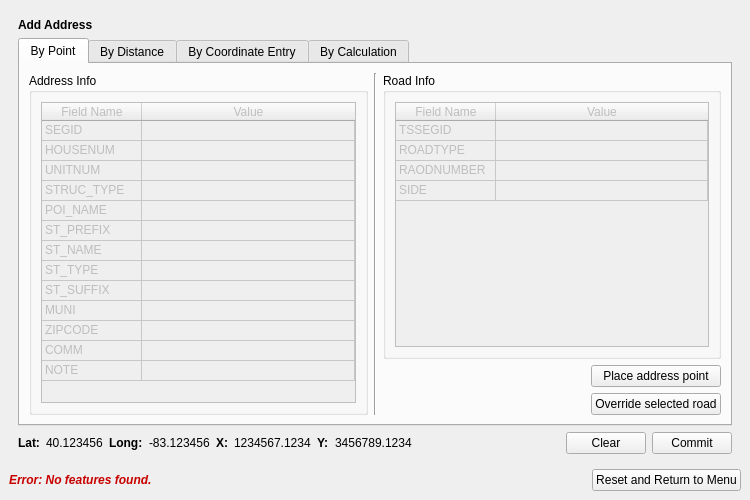
Before: the Qt Designer form lbrs_updater_dockwidget_base.ui in gisn8/LBRS_Updater, drawn with Qt 5.
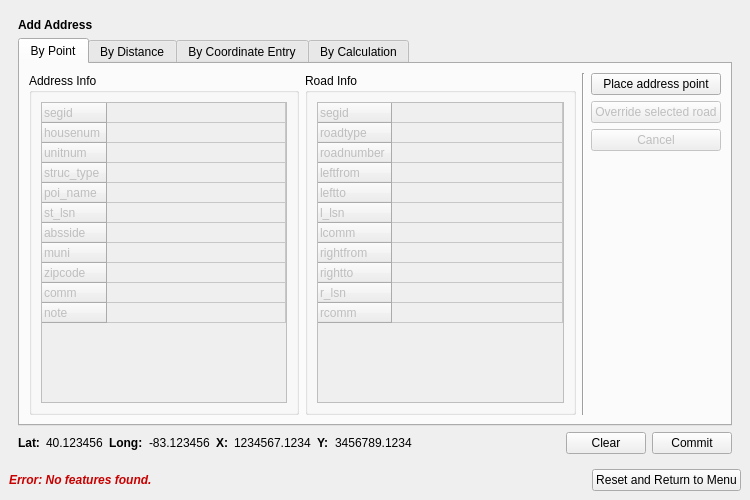
After: the same form once the commit is applied. Custom widgets are drawn as their Qt base class.

Commit message: Refining the XY tool, and table population and style. - Still need to do calculations for housenum, side of road, etc.

What changed in the file:
```diff
--- a/lbrs_updater_dockwidget_base.ui
+++ b/lbrs_updater_dockwidget_base.ui
@@ -764,11 +764,14 @@
                    <property name="selectionBehavior">
                     <enum>QAbstractItemView::SelectRows</enum>
                    </property>
+                   <attribute name="horizontalHeaderVisible">
+                    <bool>false</bool>
+                   </attribute>
                    <attribute name="horizontalHeaderStretchLastSection">
                     <bool>true</bool>
                    </attribute>
                    <attribute name="verticalHeaderVisible">
-                    <bool>false</bool>
+                    <bool>true</bool>
                    </attribute>
                    <attribute name="verticalHeaderMinimumSectionSize">
                     <number>20</number>
@@ -803,22 +806,12 @@
                    </row>
                    <row>
                     <property name="text">
-                     <string>st_prefix</string>
+                     <string>st_lsn</string>
                     </property>
                    </row>
                    <row>
                     <property name="text">
-                     <string>st_name</string>
-                    </property>
-                   </row>
-                   <row>
-                    <property name="text">
-                     <string>st_type</string>
-                    </property>
-                   </row>
-                   <row>
-                    <property name="text">
-                     <string>st_suffix</string>
+                     <string>absside</string>
                     </property>
                    </row>
                    <row>
@@ -841,11 +834,6 @@
                      <string>note</string>
                     </property>
                    </row>
-                   <column>
-                    <property name="text">
-                     <string>Field Name</string>
-                    </property>
-                   </column>
                    <column>
                     <property name="text">
                      <string>Value</string>
@@ -853,111 +841,55 @@
                    </column>
                    <item row="0" column="0">
                     <property name="text">
-                     <string>SEGID</string>
+                     <string/>
                     </property>
                     <property name="flags">
-                     <set>ItemIsSelectable|ItemIsDragEnabled|ItemIsDropEnabled|ItemIsUserCheckable|ItemIsEnabled</set>
-                    </property>
-                   </item>
-                   <item row="1" column="0">
-                    <property name="text">
-                     <string>HOUSENUM</string>
-                    </property>
-                    <property name="flags">
-                     <set>ItemIsSelectable|ItemIsDragEnabled|ItemIsDropEnabled|ItemIsUserCheckable|ItemIsEnabled</set>
-                    </property>
-                   </item>
-                   <item row="2" column="0">
-                    <property name="text">
-                     <string>UNITNUM</string>
-                    </property>
-                    <property name="flags">
-                     <set>ItemIsSelectable|ItemIsDragEnabled|ItemIsDropEnabled|ItemIsUserCheckable|ItemIsEnabled</set>
+                     <set>ItemIsDragEnabled|ItemIsDropEnabled|ItemIsUserCheckable</set>
                     </property>
                    </item>
                    <item row="3" column="0">
                     <property name="text">
-                     <string>STRUC_TYPE</string>
-                    </property>
-                    <property name="flags">
-                     <set>ItemIsSelectable|ItemIsDragEnabled|ItemIsDropEnabled|ItemIsUserCheckable|ItemIsEnabled</set>
-                    </property>
-                   </item>
-                   <item row="3" column="1">
-                    <property name="text">
                      <string/>
                     </property>
                    </item>
-                   <item row="4" column="0">
-                    <property name="text">
-                     <string>POI_NAME</string>
-                    </property>
-                    <property name="flags">
-                     <set>ItemIsSelectable|ItemIsDragEnabled|ItemIsDropEnabled|ItemIsUserCheckable|ItemIsEnabled</set>
-                    </property>
-                   </item>
                    <item row="5" column="0">
                     <property name="text">
-                     <string>ST_PREFIX</string>
+                     <string/>
                     </property>
                     <property name="flags">
-                     <set>ItemIsSelectable|ItemIsDragEnabled|ItemIsDropEnabled|ItemIsUserCheckable|ItemIsEnabled</set>
+                     <set>ItemIsDragEnabled|ItemIsDropEnabled|ItemIsUserCheckable</set>
                     </property>
                    </item>
                    <item row="6" column="0">
                     <property name="text">
-                     <string>ST_NAME</string>
+                     <string/>
                     </property>
                     <property name="flags">
-                     <set>ItemIsSelectable|ItemIsDragEnabled|ItemIsDropEnabled|ItemIsUserCheckable|ItemIsEnabled</set>
+                     <set>ItemIsDragEnabled|ItemIsDropEnabled|ItemIsUserCheckable</set>
                     </property>
                    </item>
                    <item row="7" column="0">
                     <property name="text">
-                     <string>ST_TYPE</string>
+                     <string/>
                     </property>
                     <property name="flags">
-                     <set>ItemIsSelectable|ItemIsDragEnabled|ItemIsDropEnabled|ItemIsUserCheckable|ItemIsEnabled</set>
+                     <set>ItemIsDragEnabled|ItemIsDropEnabled|ItemIsUserCheckable</set>
                     </property>
                    </item>
                    <item row="8" column="0">
                     <property name="text">
-                     <string>ST_SUFFIX</string>
+                     <string/>
                     </property>
                     <property name="flags">
-                     <set>ItemIsSelectable|ItemIsDragEnabled|ItemIsDropEnabled|ItemIsUserCheckable|ItemIsEnabled</set>
+                     <set>ItemIsDragEnabled|ItemIsDropEnabled|ItemIsUserCheckable</set>
                     </property>
                    </item>
                    <item row="9" column="0">
                     <property name="text">
-                     <string>MUNI</string>
+                     <string/>
                     </property>
                     <property name="flags">
-                     <set>ItemIsSelectable|ItemIsDragEnabled|ItemIsDropEnabled|ItemIsUserCheckable|ItemIsEnabled</set>
-                    </property>
-                   </item>
-                   <item row="10" column="0">
-                    <property name="text">
-                     <string>ZIPCODE</string>
-                    </property>
-                    <property name="flags">
-                     <set>ItemIsSelectable|ItemIsDragEnabled|ItemIsDropEnabled|ItemIsUserCheckable|ItemIsEnabled</set>
-                    </property>
-                   </item>
-                   <item row="11" column="0">
-                    <property name="text">
-                     <string>COMM</string>
-                    </property>
-                    <property name="flags">
-                     <set>ItemIsSelectable|ItemIsDragEnabled|ItemIsDropEnabled|ItemIsUserCheckable|ItemIsEnabled</set>
-                    </property>
-                   </item>
-                   <item row="12" column="0">
-                    <property name="text">
-                     <string>NOTE</string>
-                    </property>
-                    <property name="flags">
-                     <set>ItemIsSelectable|ItemIsDragEnabled|ItemIsDropEnabled|ItemIsUserCheckable|ItemIsEnabled</set>
+                     <set>ItemIsDragEnabled|ItemIsDropEnabled|ItemIsUserCheckable</set>
                     </property>
                    </item>
                   </widget>
@@ -965,13 +897,6 @@
                 </layout>
                </widget>
               </item>
-              <item>
-               <widget class="Line" name="line">
-                <property name="orientation">
-                 <enum>Qt::Vertical</enum>
-                </property>
-               </widget>
-              </item>
               <item>
                <layout class="QVBoxLayout" name="verticalLayout_12">
                 <item>
@@ -1007,11 +932,14 @@
                      <property name="selectionBehavior">
                       <enum>QAbstractItemView::SelectRows</enum>
                      </property>
+                     <attribute name="horizontalHeaderVisible">
+                      <bool>false</bool>
+                     </attribute>
                      <attribute name="horizontalHeaderStretchLastSection">
                       <bool>true</bool>
                      </attribute>
                      <attribute name="verticalHeaderVisible">
-                      <bool>false</bool>
+                      <bool>true</bool>
                      </attribute>
                      <attribute name="verticalHeaderMinimumSectionSize">
                       <number>20</number>
@@ -1021,7 +949,7 @@
                      </attribute>
                      <row>
                       <property name="text">
-                       <string>tssegid</string>
+                       <string>segid</string>
                       </property>
                      </row>
                      <row>
@@ -1036,14 +964,44 @@
                      </row>
                      <row>
                       <property name="text">
-                       <string>absside</string>
+                       <string>leftfrom</string>
                       </property>
                      </row>
-                     <column>
+                     <row>
                       <property name="text">
-                       <string>Field Name</string>
+                       <string>leftto</string>
                       </property>
-                     </column>
+                     </row>
+                     <row>
+                      <property name="text">
+                       <string>l_lsn</string>
+                      </property>
+                     </row>
+                     <row>
+                      <property name="text">
+                       <string>lcomm</string>
+                      </property>
+                     </row>
+                     <row>
+                      <property name="text">
+                       <string>rightfrom</string>
+                      </property>
+                     </row>
+                     <row>
+                      <property name="text">
+                       <string>rightto</string>
+                      </property>
+                     </row>
+                     <row>
+                      <property name="text">
+                       <string>r_lsn</string>
+                      </property>
+                     </row>
+                     <row>
+                      <property name="text">
+                       <string>rcomm</string>
+                      </property>
+                     </row>
                      <column>
                       <property name="text">
                        <string>Value</string>
@@ -1051,39 +1009,99 @@
                      </column>
                      <item row="0" column="0">
                       <property name="text">
-                       <string>TSSEGID</string>
+                       <string/>
+                      </property>
+                      <property name="background">
+                       <brush brushstyle="NoBrush">
+                        <color alpha="255">
+                         <red>200</red>
+                         <green>200</green>
+                         <blue>200</blue>
+                        </color>
+                       </brush>
                       </property>
                       <property name="flags">
-                       <set>ItemIsSelectable|ItemIsDragEnabled|ItemIsDropEnabled|ItemIsUserCheckable|ItemIsEnabled</set>
+                       <set>ItemIsDragEnabled|ItemIsDropEnabled</set>
                       </property>
                      </item>
                      <item row="1" column="0">
                       <property name="text">
-                       <string>ROADTYPE</string>
+                       <string/>
                       </property>
                       <property name="flags">
-                       <set>ItemIsSelectable|ItemIsDragEnabled|ItemIsDropEnabled|ItemIsUserCheckable|ItemIsEnabled</set>
+                       <set>ItemIsDragEnabled|ItemIsDropEnabled</set>
                       </property>
                      </item>
                      <item row="2" column="0">
                       <property name="text">
-                       <string>RAODNUMBER</string>
+                       <string/>
                       </property>
                       <property name="flags">
-                       <set>ItemIsSelectable|ItemIsDragEnabled|ItemIsDropEnabled|ItemIsUserCheckable|ItemIsEnabled</set>
+                       <set>ItemIsDragEnabled|ItemIsDropEnabled|ItemIsUserCheckable</set>
                       </property>
                      </item>
                      <item row="3" column="0">
                       <property name="text">
-                       <string>SIDE</string>
+                       <string/>
                       </property>
                       <property name="flags">
-                       <set>ItemIsSelectable|ItemIsDragEnabled|ItemIsDropEnabled|ItemIsUserCheckable|ItemIsEnabled</set>
+                       <set>ItemIsDragEnabled|ItemIsDropEnabled|ItemIsUserCheckable</set>
                       </property>
                      </item>
-                     <item row="3" column="1">
+                     <item row="4" column="0">
                       <property name="text">
                        <string/>
+                      </property>
+                      <property name="flags">
+                       <set>ItemIsDragEnabled|ItemIsDropEnabled|ItemIsUserCheckable</set>
+                      </property>
+                     </item>
+                     <item row="5" column="0">
+                      <property name="text">
+                       <string/>
+                      </property>
+                      <property name="flags">
+                       <set>ItemIsDragEnabled|ItemIsDropEnabled|ItemIsUserCheckable</set>
+                      </property>
+                     </item>
+                     <item row="6" column="0">
+                      <property name="text">
+                       <string/>
+                      </property>
+                      <property name="flags">
+                       <set>ItemIsDragEnabled|ItemIsDropEnabled|ItemIsUserCheckable</set>
+                      </property>
+                     </item>
+                     <item row="7" column="0">
+                      <property name="text">
+                       <string/>
+                      </property>
+                      <property name="flags">
+                       <set>ItemIsDragEnabled|ItemIsDropEnabled|ItemIsUserCheckable</set>
+                      </property>
+                     </item>
+                     <item row="8" column="0">
+                      <property name="text">
+                       <string/>
+                      </property>
+                      <property name="flags">
+                       <set>ItemIsDragEnabled|ItemIsDropEnabled|ItemIsUserCheckable</set>
+                      </property>
+                     </item>
+                     <item row="9" column="0">
+                      <property name="text">
+                       <string/>
+                      </property>
+                      <property name="flags">
+                       <set>ItemIsDragEnabled|ItemIsDropEnabled|ItemIsUserCheckable</set>
+                      </property>
+                     </item>
+                     <item row="10" column="0">
+                      <property name="text">
+                       <string/>
+                      </property>
+                      <property name="flags">
+                       <set>ItemIsDragEnabled|ItemIsDropEnabled|ItemIsUserCheckable</set>
                       </property>
                      </item>
                     </widget>
@@ -1091,45 +1109,61 @@
                   </layout>
                  </widget>
                 </item>
-                <item>
-                 <layout class="QHBoxLayout" name="horizontalLayout_8">
-                  <item>
-                   <spacer name="horizontalSpacer_6">
-                    <property name="orientation">
-                     <enum>Qt::Horizontal</enum>
-                    </property>
-                    <property name="sizeHint" stdset="0">
-                     <size>
-                      <width>40</width>
-                      <height>20</height>
-                     </size>
-                    </property>
-                   </spacer>
-                  </item>
-                  <item>
-                   <layout class="QVBoxLayout" name="verticalLayout_11">
-                    <item>
-                     <widget class="QPushButton" name="btn_AddAddressByPoint_PlaceAddressPoint">
-                      <property name="text">
-                       <string>Place address point</string>
-                      </property>
-                     </widget>
-                    </item>
-                    <item>
-                     <widget class="QPushButton" name="btn_AddAddressbyPoint_OverrideSelectedRoad">
-                      <property name="text">
-                       <string>Override selected road</string>
-                      </property>
-                     </widget>
-                    </item>
-                   </layout>
-                  </item>
-                 </layout>
-                </item>
                </layout>
               </item>
              </layout>
             </item>
+            <item row="0" column="2">
+             <layout class="QVBoxLayout" name="verticalLayout_11">
+              <item>
+               <widget class="QPushButton" name="btn_AddAddressByPoint_PlaceAddressPoint">
+                <property name="text">
+                 <string>Place address point</string>
+                </property>
+               </widget>
+              </item>
+              <item>
+               <widget class="QPushButton" name="btn_AddAddressbyPoint_OverrideSelectedRoad">
+                <property name="enabled">
+                 <bool>false</bool>
+                </property>
+                <property name="text">
+                 <string>Override selected road</string>
+                </property>
+               </widget>
+              </item>
+              <item>
+               <widget class="QPushButton" name="btn_AddAddressByPoint_Cancel">
+                <property name="enabled">
+                 <bool>false</bool>
+                </property>
+                <property name="text">
+                 <string>Cancel</string>
+                </property>
+               </widget>
+              </item>
+              <item>
+               <spacer name="verticalSpacer">
+                <property name="orientation">
+                 <enum>Qt::Vertical</enum>
+                </property>
+                <property name="sizeHint" stdset="0">
+                 <size>
+                  <width>20</width>
+                  <height>40</height>
+                 </size>
+                </property>
+               </spacer>
+              </item>
+             </layout>
+            </item>
+            <item row="0" column="1">
+             <widget class="Line" name="line">
+              <property name="orientation">
+               <enum>Qt::Vertical</enum>
+              </property>
+             </widget>
+            </item>
            </layout>
           </widget>
           <widget class="QWidget" name="tabAddAddressByDistance">
```
Left out of the diff: 6 changed lines with no effect on the pictures. The commit also changes 1 other file.
